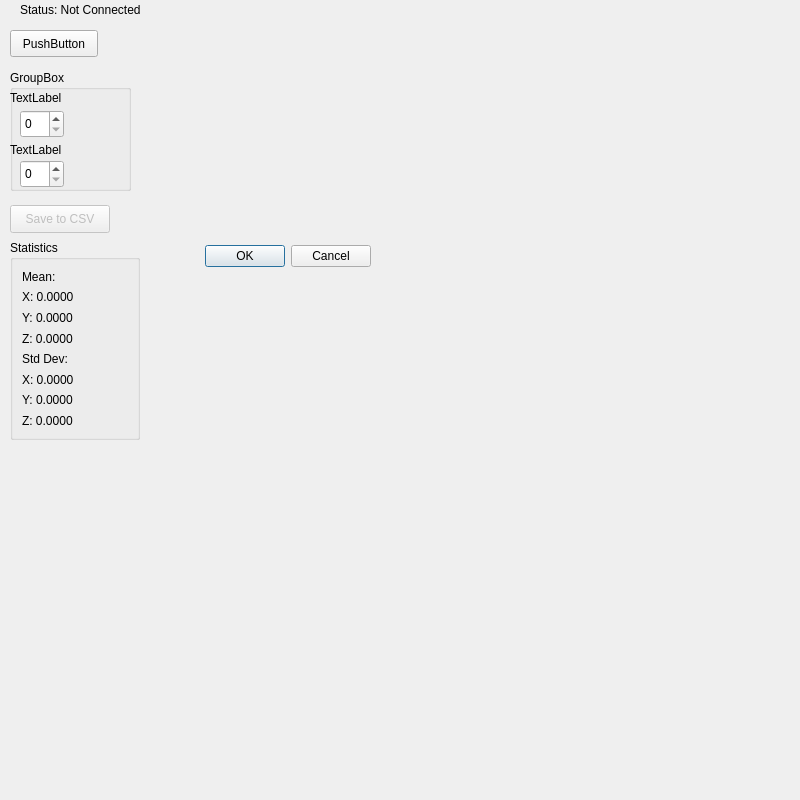
Before: the Qt Designer form lab1.ui in 4ntonka/IoT, drawn with Qt 5.
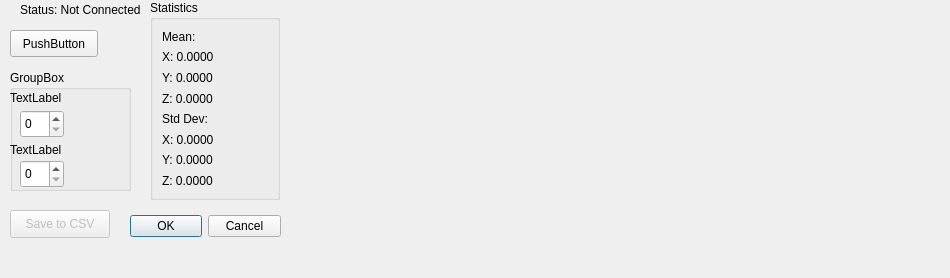
After: the same form once the commit is applied. Custom widgets are drawn as their Qt base class.

Commit message: refactor: merge accelerometer sensor class into main module and update UI layout

Diff of the .ui file:
```diff
--- a/lab1.ui
+++ b/lab1.ui
@@ -6,8 +6,8 @@
       <rect>
         <x>0</x>
         <y>0</y>
-        <width>800</width>
-        <height>800</height>
+        <width>950</width>
+        <height>278</height>
       </rect>
     </property>
     <property name="windowTitle">
@@ -16,9 +16,9 @@
     <widget class="QDialogButtonBox" name="buttonBox">
       <property name="geometry">
         <rect>
-          <x>30</x>
-          <y>240</y>
-          <width>341</width>
+          <x>130</x>
+          <y>210</y>
+          <width>151</width>
           <height>32</height>
         </rect>
       </property>
@@ -104,10 +104,10 @@
     <widget class="MplWidget" name="MplWidget" native="true">
       <property name="geometry">
         <rect>
-          <x>150</x>
-          <y>10</y>
-          <width>600</width>
-          <height>220</height>
+          <x>299</x>
+          <y>-1</y>
+          <width>601</width>
+          <height>231</height>
         </rect>
       </property>
     </widget>
@@ -129,7 +129,7 @@
       <property name="geometry">
         <rect>
           <x>10</x>
-          <y>205</y>
+          <y>210</y>
           <width>100</width>
           <height>28</height>
         </rect>
@@ -145,8 +145,8 @@
     <widget class="QGroupBox" name="statsGroupBox">
       <property name="geometry">
         <rect>
-          <x>10</x>
-          <y>240</y>
+          <x>150</x>
+          <y>0</y>
           <width>130</width>
           <height>200</height>
         </rect>
```
Left out of the diff: 12 changed lines with no effect on the pictures. The commit also changes 4 other files.
